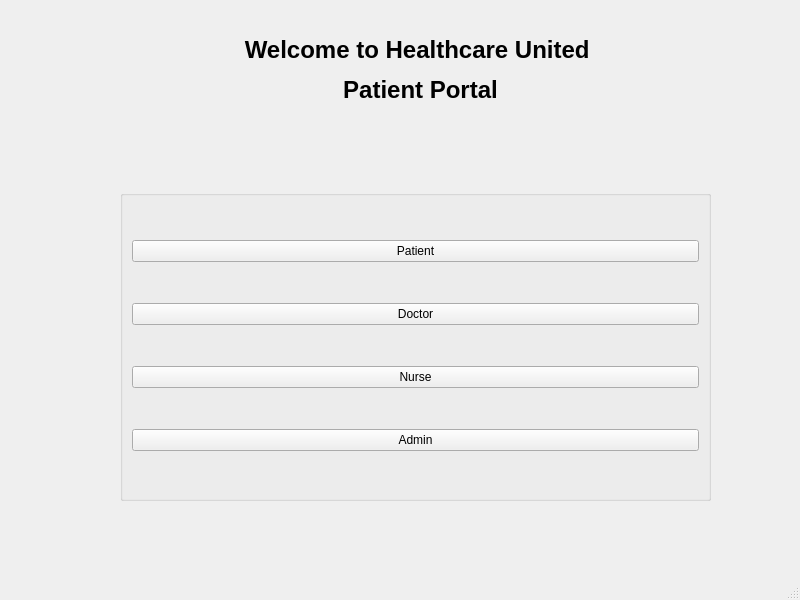
daeunnpark/hospital_portal, file mainwindow.ui: the form before one commit.
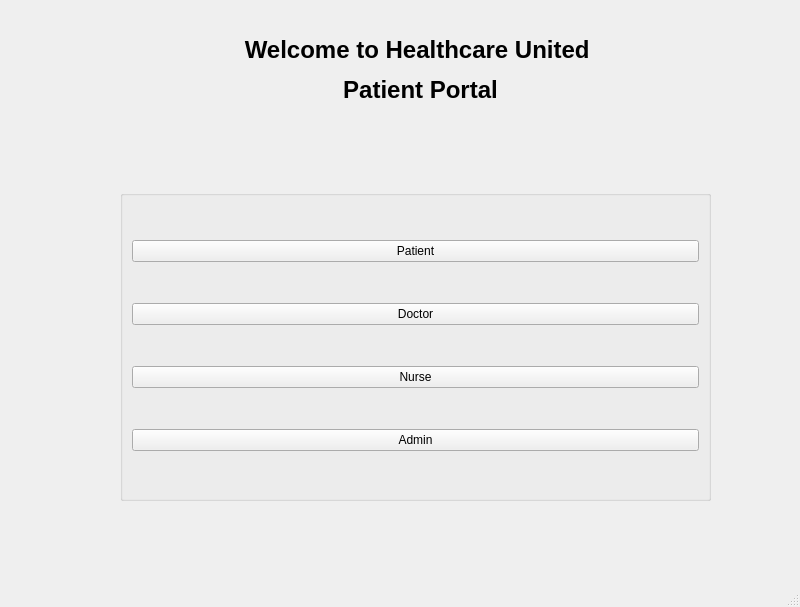
The form after the commit.

The edit to the form file:
```diff
--- a/mainwindow.ui
+++ b/mainwindow.ui
@@ -7,7 +7,7 @@
     <x>0</x>
     <y>0</y>
     <width>800</width>
-    <height>600</height>
+    <height>607</height>
    </rect>
   </property>
   <property name="windowTitle">
```
Left out of the diff: 2 changed lines with no effect on the pictures.
